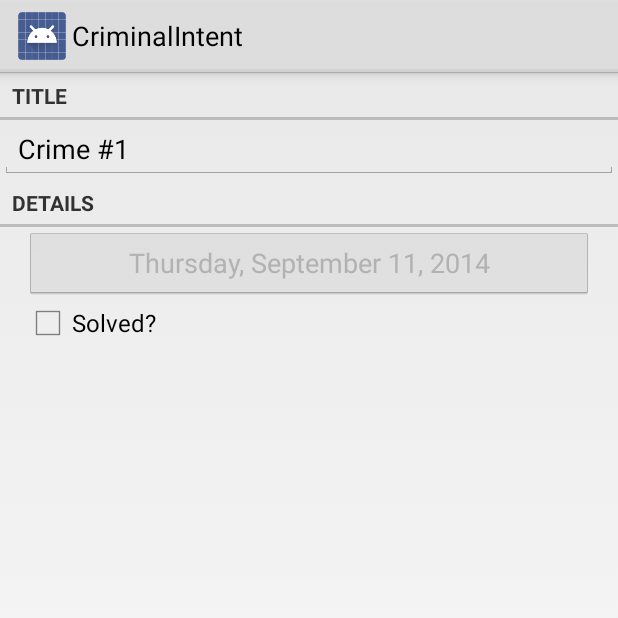
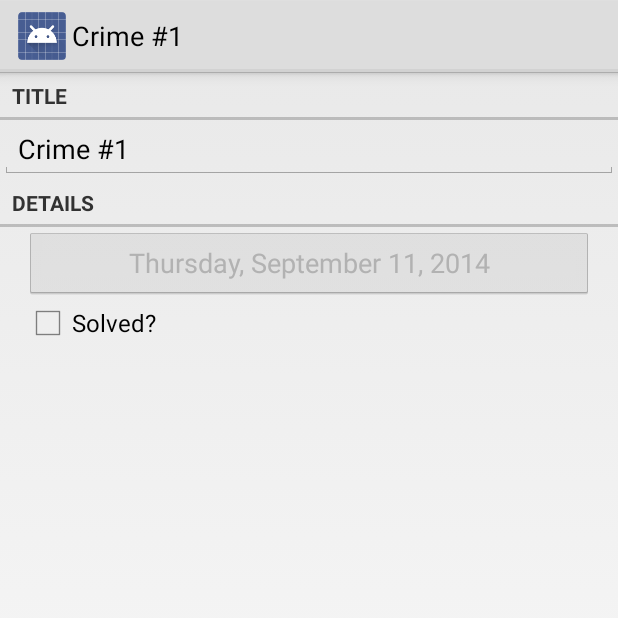
Before and after one commit to ErikaRS/BigNerdRanch, an Android app: the screen it shows after launch (CrimeActivity before the commit, CrimePagerActivity after it), after a tap on an icon or button, on a phone screen of 412 x 824 dp, the top half of it. Run offline under Robolectric (Android 15) with nearby library versions, the phone set to English and light mode, and no system bars.

Commit message:
Replace the simple details view with a view that can page between crimes

```diff
--- a/CriminalIntent/app/src/main/AndroidManifest.xml
+++ b/CriminalIntent/app/src/main/AndroidManifest.xml
@@ -16,7 +16,7 @@
 			</intent-filter>
 		</activity>
 		<activity
-			android:name="com.erikars.criminalintent.controller.CrimeActivity"
+			android:name="com.erikars.criminalintent.controller.CrimePagerActivity"
 			android:label="@string/app_name" >
 		</activity>
 	</application>
--- a/CriminalIntent/app/src/main/java/com/erikars/criminalintent/controller/CrimeActivity.java
+++ /dev/null
@@ -1,13 +0,0 @@
-package com.erikars.criminalintent.controller;
-
-import android.support.v4.app.Fragment;
-import java.util.UUID;
-
-public class CrimeActivity extends SingleFragmentActivity {
-  @Override
-  protected Fragment createFragment() {
-    UUID crimeId = (UUID) getIntent()
-        .getSerializableExtra(CrimeFragment.EXTRA_CRIME_ID);
-    return CrimeFragment.newInstance(crimeId);
-  }
-}
--- a/CriminalIntent/app/src/main/java/com/erikars/criminalintent/controller/CrimeFragment.java
+++ b/CriminalIntent/app/src/main/java/com/erikars/criminalintent/controller/CrimeFragment.java
@@ -17,6 +17,7 @@ import com.erikars.criminalintent.R;
 import com.erikars.criminalintent.model.Crime;
 import java.util.UUID;
 import com.erikars.criminalintent.model.CrimeLab;
+import com.google.common.base.Preconditions;
 
 public class CrimeFragment extends Fragment {
   public static final String EXTRA_CRIME_ID = "com.erikars.criminalintent.crime_id";
@@ -24,7 +25,8 @@ public class CrimeFragment extends Fragment {
   private Crime mCrime;
 
   public static CrimeFragment newInstance(UUID crimeId) {
-    Bundle args = new Bundle();
+    Preconditions.checkNotNull(crimeId);
+		Bundle args = new Bundle();
     args.putSerializable(EXTRA_CRIME_ID, crimeId);
     CrimeFragment cf = new CrimeFragment();
     cf.setArguments(args);
--- a/CriminalIntent/app/src/main/java/com/erikars/criminalintent/controller/CrimeListFragment.java
+++ b/CriminalIntent/app/src/main/java/com/erikars/criminalintent/controller/CrimeListFragment.java
@@ -34,7 +34,7 @@ public class CrimeListFragment extends ListFragment {
   @Override
   public void onListItemClick(ListView l, View v, int position, long id) {
     Crime c = ((CrimeAdapter) getListAdapter()).getItem(position);
-    Intent i = new Intent(getActivity(), CrimeActivity.class);
+    Intent i = new Intent(getActivity(), CrimePagerActivity.class);
     i.putExtra(CrimeFragment.EXTRA_CRIME_ID, c.getId());
     startActivity(i);
   }
--- /dev/null
+++ b/CriminalIntent/app/src/main/java/com/erikars/criminalintent/controller/CrimePagerActivity.java
@@ -0,0 +1,75 @@
+package com.erikars.criminalintent.controller;
+
+import android.os.Bundle;
+import android.support.v4.app.Fragment;
+import android.support.v4.app.FragmentActivity;
+import android.support.v4.app.FragmentManager;
+import android.support.v4.app.FragmentStatePagerAdapter;
+import android.support.v4.view.ViewPager;
+import com.erikars.criminalintent.R;
+import com.erikars.criminalintent.model.Crime;
+import com.erikars.criminalintent.model.CrimeLab;
+import com.google.common.base.Preconditions;
+import com.google.common.collect.Iterables;
+import java.util.List;
+import java.util.UUID;
+import com.google.common.base.Predicate;
+
+public class CrimePagerActivity extends FragmentActivity {
+	@Override
+	public void onCreate(Bundle savedInstanceState) {
+		super.onCreate(savedInstanceState);
+		ViewPager viewPager = new ViewPager(this);
+		viewPager.setId(R.id.viewPager);
+		setContentView(viewPager);
+
+		final List<Crime> crimes = CrimeLab.get(this).getCrimes();
+		FragmentManager fm = getSupportFragmentManager();
+		viewPager.setAdapter(new FragmentStatePagerAdapter(fm) {
+				@Override
+				public Fragment getItem(int pos) {
+					Preconditions.checkElementIndex(pos, crimes.size());
+					UUID uuid = crimes.get(pos).getId();
+					return CrimeFragment.newInstance(uuid);
+				}
+
+				@Override
+				public int getCount() {
+					return crimes.size();
+				}
+  		});
+
+		viewPager.setOnPageChangeListener(new ViewPager.OnPageChangeListener() {
+				@Override
+				public void onPageScrolled(int pos, float posOffset, int posOffsetPixels) {}
+
+				@Override
+				public void onPageSelected(int pos) {
+					Preconditions.checkElementIndex(pos, crimes.size());
+					String title = crimes.get(pos).getTitle();
+					if (title == null) {
+						title = getResources().getString(R.string.crime_details_label);
+					}
+				  setTitle(title);
+				}
+
+				@Override
+				public void onPageScrollStateChanged(int state) {}
+	  	});
+
+		UUID id = (UUID) getIntent()
+			.getSerializableExtra(CrimeFragment.EXTRA_CRIME_ID);
+		viewPager.setCurrentItem(getCurrentPosition(crimes, id));
+	}
+
+	private static int getCurrentPosition(List<Crime> crimes, final UUID id) {
+		int currentPosition = Iterables.indexOf(crimes, new Predicate<Crime>() {
+				@Override
+				public boolean apply(Crime c) {
+					return c.getId().equals(id);
+				}
+  		});
+		currentPosition = Math.max(currentPosition, 0);
+		return currentPosition;
+	}
+}
--- /dev/null
+++ b/CriminalIntent/app/src/main/res/values/ids.xml
@@ -0,0 +1,4 @@
+<?xml version="1.0" encoding="utf-8"?>
+<resources>
+	<item type="id" name="viewPager" />
+</resources>
```
